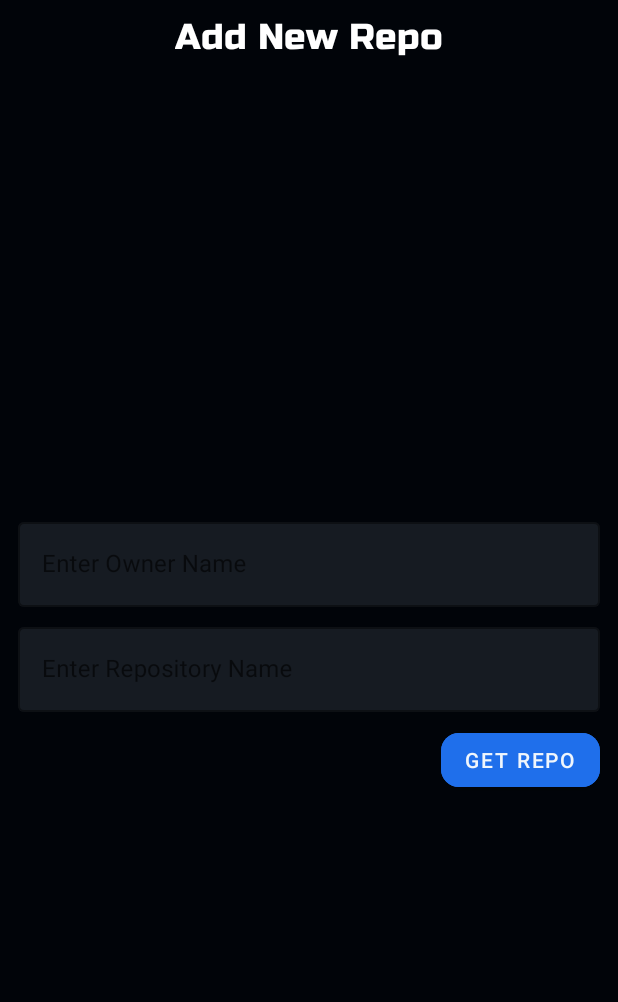
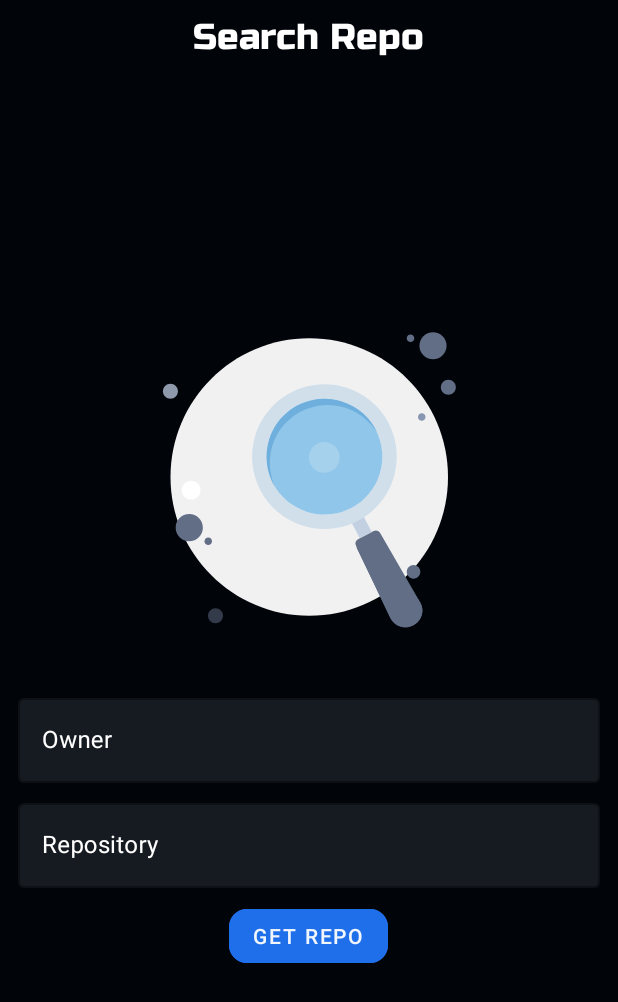
Before and after one commit to Tejas-67/RepoSpect, an Android app: the AddRepoFragment screen opened through its navigation route, on a phone screen of 412 x 824 dp. Shown: the top 1002 px of the screen. Run offline under Robolectric (Android 15) with nearby library versions, the phone set to English and light mode, and no system bars; our stand-ins replace Room's generated code, navigation-ui; pictures from the network do not load.

Commit message:
UI Improvements

```diff
--- a/app/build.gradle
+++ b/app/build.gradle
@@ -88,4 +88,7 @@ dependencies {
     // Glide
     implementation 'com.github.bumptech.glide:glide:4.14.2'
     kapt 'com.github.bumptech.glide:compiler:4.14.2'
+
+    //lottie animations
+    implementation "com.airbnb.android:lottie:6.1.0"
 }
--- a/app/src/main/AndroidManifest.xml
+++ b/app/src/main/AndroidManifest.xml
@@ -14,6 +14,7 @@
         tools:targetApi="31">
         <activity
             android:name=".Activities.MainActivity"
+            android:windowSoftInputMode="adjustResize"
             android:exported="true">
             <intent-filter>
                 <action android:name="android.intent.action.MAIN" />
--- a/app/src/main/java/com/example/repospect/Fragments/AddRepoFragment.kt
+++ b/app/src/main/java/com/example/repospect/Fragments/AddRepoFragment.kt
@@ -1,11 +1,17 @@
 package com.example.repospect.Fragments
 
+import android.animation.Animator
+import android.content.Context
 import android.os.Bundle
 import androidx.fragment.app.Fragment
 import android.view.LayoutInflater
 import android.view.View
 import android.view.ViewGroup
+import android.view.animation.Animation
+import android.view.inputmethod.InputMethodManager
+import android.widget.EditText
 import android.widget.Toast
+import androidx.activity.addCallback
 import androidx.lifecycle.MutableLiveData
 import androidx.lifecycle.Observer
 import androidx.navigation.fragment.findNavController
@@ -15,6 +21,8 @@ import com.example.repospect.DataModel.Resource
 import com.example.repospect.R
 import com.example.repospect.UI.RepoViewModel
 import com.example.repospect.databinding.FragmentAddRepoBinding
+import com.google.android.material.textfield.TextInputEditText
+import com.google.android.material.textfield.TextInputLayout
 
 
 class AddRepoFragment : Fragment() {
@@ -28,8 +36,20 @@ class AddRepoFragment : Fragment() {
     private lateinit var viewModel:RepoViewModel
     override fun onCreate(savedInstanceState: Bundle?) {
         super.onCreate(savedInstanceState)
-        arguments?.let {
-
+        val callback = requireActivity().onBackPressedDispatcher.addCallback(this) {
+            clearFocus()
+        }
+        requireActivity().onBackPressedDispatcher.addCallback(this, callback)
+    }
+    private fun clearFocus() {
+        val focusedView = view?.findFocus()
+        if (focusedView != null) {
+            focusedView.clearFocus()
+            val imm = activity?.getSystemService(Context.INPUT_METHOD_SERVICE) as? InputMethodManager
+            imm?.hideSoftInputFromWindow(view?.windowToken, 0)
+        }
+        else{
+            navigateToHome()
         }
     }
 
@@ -44,7 +64,7 @@ class AddRepoFragment : Fragment() {
 
     override fun onViewCreated(view: View, savedInstanceState: Bundle?) {
         super.onViewCreated(view, savedInstanceState)
-        binding.toolbar.toolbarMainText.text="Add New Repo"
+        binding.toolbar.toolbarMainText.text="Search Repo"
         hideProgressBar()
         binding.getRepoBtn.setOnClickListener {
             if(binding.repoNameEditText.text.isNullOrEmpty() || binding.ownerNameEditText.text.isNullOrEmpty()){
@@ -54,6 +74,26 @@ class AddRepoFragment : Fragment() {
                 viewModel.searchRepoWithOwnerAndName(binding.ownerNameEditText.text.toString(), binding.repoNameEditText.text.toString())
             }
         }
+
+        binding.searchAnimationView.playAnimation()
+        binding.searchAnimationView.addAnimatorListener(object : Animator.AnimatorListener{
+            override fun onAnimationStart(animation: Animator) {
+
+            }
+
+            override fun onAnimationEnd(animation: Animator) {
+                binding.searchAnimationView.playAnimation()
+            }
+
+            override fun onAnimationCancel(animation: Animator) {
+
+            }
+
+            override fun onAnimationRepeat(animation: Animator) {
+
+            }
+
+        })
 
         viewModel.searchedRepo.observe(viewLifecycleOwner, Observer {
             when(it){
--- a/app/src/main/res/layout/fragment_add_repo.xml
+++ b/app/src/main/res/layout/fragment_add_repo.xml
@@ -36,11 +36,23 @@
         android:gravity="center"
         app:layout_constrainedHeight="true"
         android:layout_height="match_parent">
+
+        <com.airbnb.lottie.LottieAnimationView
+            android:layout_width="250dp"
+            app:lottie_autoPlay="true"
+            app:lottie_speed="1"
+            app:lottie_fileName="search_animation.json"
+            android:id="@+id/search_animation_view"
+            android:layout_margin="12dp"
+            android:layout_height="250dp"
+            />
         <com.google.android.material.textfield.TextInputLayout
             android:layout_width="match_parent"
             style="@style/MyTextInputLayout"
+            android:textColorHint="@color/white"
             app:boxStrokeWidth="1dp"
             android:elevation="32dp"
+            android:id="@+id/text_input_owner"
             android:layout_marginStart="12dp"
             android:layout_marginEnd="12dp"
             app:boxBackgroundColor="@color/primary_light"
@@ -50,7 +62,11 @@
                 app:boxCornerRadiusBottomEnd="12dp"
                 app:boxCornerRadiusTopStart="12dp"
                 android:id="@+id/owner_name_edit_text"
-                android:hint="Enter Owner Name"
+                android:textColor="@color/white"
+                android:hint="Owner"
+                android:inputType="text"
+                android:maxLines="1"
+                android:imeOptions="actionNext"
                 app:boxCornerRadiusBottomStart="12dp"
                 app:boxCornerRadiusTopEnd="12dp"
                 android:layout_height="match_parent"/>
@@ -59,6 +75,8 @@
             android:layout_width="match_parent"
             android:layout_marginTop="8dp"
             style="@style/MyTextInputLayout"
+            android:id="@+id/text_input_repo"
+            android:textColorHint="@color/white"
             app:boxStrokeWidth="1dp"
             android:layout_marginStart="12dp"
             android:layout_marginEnd="12dp"
@@ -69,7 +87,11 @@
                 android:id="@+id/repo_name_edit_text"
                 app:boxCornerRadiusBottomEnd="12dp"
                 app:boxCornerRadiusTopStart="12dp"
-                android:hint="Enter Repository Name"
+                android:hint="Repository"
+                android:inputType="text"
+                android:maxLines="1"
+                android:imeOptions="actionDone"
+                android:textColor="@color/white"
                 app:boxCornerRadiusBottomStart="12dp"
                 app:boxCornerRadiusTopEnd="12dp"
                 android:layout_height="match_parent"/>
@@ -79,8 +101,8 @@
             android:layout_width="wrap_content"
             android:backgroundTint="@color/button_blue"
             app:cornerRadius="12dp"
-            android:layout_gravity="end"
-            android:layout_marginEnd="12dp"
+            android:layout_marginBottom="40dp"
+            android:layout_gravity="center"
             android:textColor="@color/text_color_primary"
             android:layout_height="wrap_content"
             android:id="@+id/get_repo_btn"
```
Also changed, not shown: app/src/main/assets/search_animation.json (added, +1 -0 lines), app/src/main/java/com/example/repospect/Fragments/HomeFragment.kt (+6 -2 lines), app/src/main/res/layout/fragment_home.xml (+28 -18 lines), app/src/main/res/drawable/ic_launcher_foreground.png (added), 2 other files.
